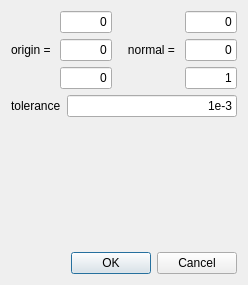
Old version of the form src/libengrid/guifillplane.ui in the repository enGits/engrid.
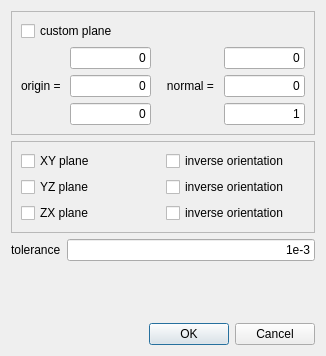
New version of the form.

Commit message: automatic symmetry plane generation works for simple cases

```diff
--- a/src/libengrid/guifillplane.ui
+++ b/src/libengrid/guifillplane.ui
@@ -6,14 +6,30 @@
    <rect>
     <x>0</x>
     <y>0</y>
-    <width>248</width>
-    <height>285</height>
+    <width>326</width>
+    <height>356</height>
    </rect>
   </property>
   <property name="windowTitle">
    <string>Dialog</string>
   </property>
-  <layout class="QVBoxLayout" name="verticalLayout_3">
+  <layout class="QVBoxLayout" name="verticalLayout_5">
+   <item>
+    <widget class="QFrame" name="frame">
+     <property name="frameShape">
+      <enum>QFrame::StyledPanel</enum>
+     </property>
+     <property name="frameShadow">
+      <enum>QFrame::Raised</enum>
+     </property>
+     <layout class="QVBoxLayout" name="verticalLayout_4">
+      <item>
+       <widget class="QCheckBox" name="m_CheckBoxCustom">
+        <property name="text">
+         <string>custom plane</string>
+        </property>
+       </widget>
+      </item>
    <item>
     <layout class="QHBoxLayout" name="horizontalLayout">
      <item>
@@ -100,6 +116,63 @@
      </item>
     </layout>
    </item>
+     </layout>
+    </widget>
+   </item>
+   <item>
+    <widget class="QFrame" name="frame_2">
+     <property name="frameShape">
+      <enum>QFrame::StyledPanel</enum>
+     </property>
+     <property name="frameShadow">
+      <enum>QFrame::Raised</enum>
+     </property>
+     <layout class="QGridLayout" name="gridLayout">
+      <item row="1" column="0">
+       <widget class="QCheckBox" name="m_CheckBoxYZ">
+        <property name="text">
+         <string>YZ plane</string>
+        </property>
+       </widget>
+      </item>
+      <item row="0" column="0">
+       <widget class="QCheckBox" name="m_CheckBoxXY">
+        <property name="text">
+         <string>XY plane</string>
+        </property>
+       </widget>
+      </item>
+      <item row="2" column="0">
+       <widget class="QCheckBox" name="m_CheckBoxZX">
+        <property name="text">
+         <string>ZX plane</string>
+        </property>
+       </widget>
+      </item>
+      <item row="0" column="1">
+       <widget class="QCheckBox" name="m_CheckBoxXYInv">
+        <property name="text">
+         <string>inverse orientation</string>
+        </property>
+       </widget>
+      </item>
+      <item row="1" column="1">
+       <widget class="QCheckBox" name="m_CheckBoxYZInv">
+        <property name="text">
+         <string>inverse orientation</string>
+        </property>
+       </widget>
+      </item>
+      <item row="2" column="1">
+       <widget class="QCheckBox" name="m_CheckBoxZXInv">
+        <property name="text">
+         <string>inverse orientation</string>
+        </property>
+       </widget>
+      </item>
+     </layout>
+    </widget>
+   </item>
    <item>
     <layout class="QHBoxLayout" name="horizontalLayout_2">
      <item>
```
Left out of the diff: 7 changed lines with no effect on the pictures. Lines whose indentation alone changed are shown as unchanged. The commit also changes 4 other files.
